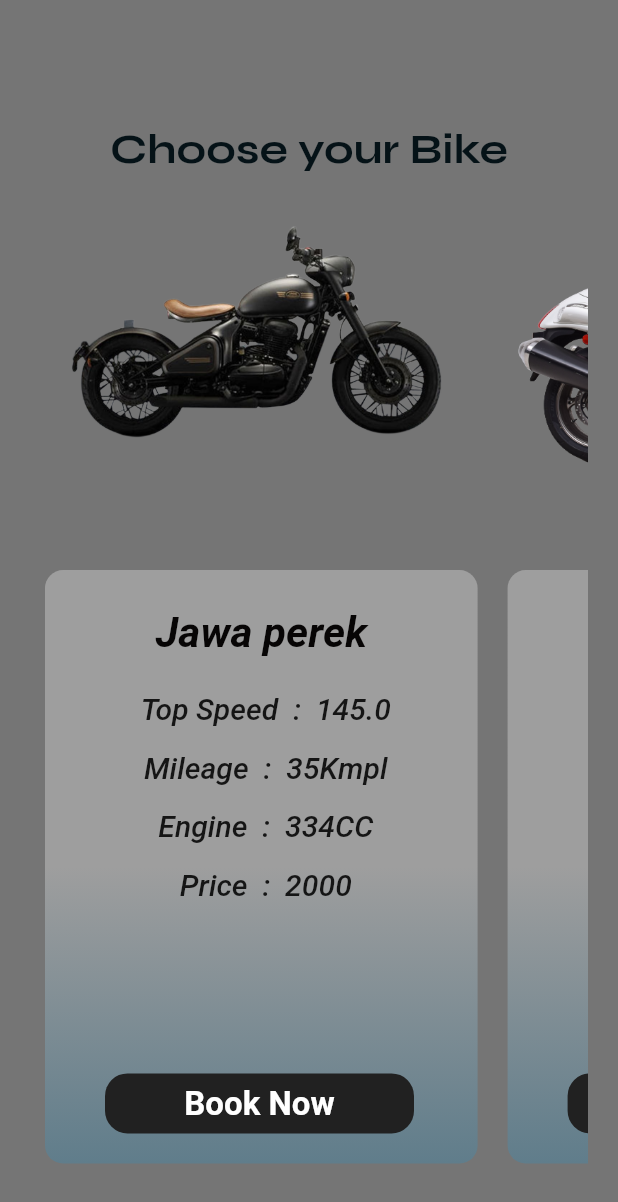
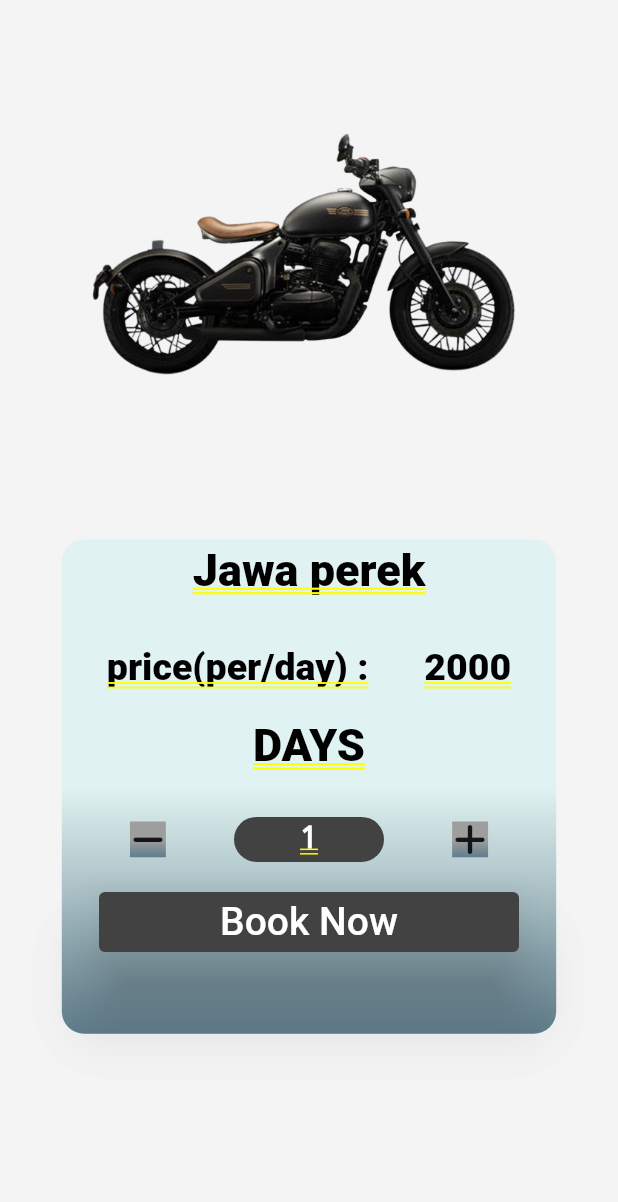
Before and after one commit to azutsavv/rideonn, a Flutter app: the homepage screen opened by its route, after a tap on "Book Now", on a phone screen of 412 x 824 dp. Shown: the top 1202 px of the screen. Run offline on Flutter 3.47's test engine with Material 2 defaults, Android fonts, the phone set to English and light mode, and no system bars; our stand-ins replace font_awesome_flutter, google_fonts; missing offline and left inert: dart:ffi; Roboto replaces fonts that are missing (Acme).

Commit message:
booking_page

```diff
--- a/lib/bikelist.dart
+++ b/lib/bikelist.dart
@@ -14,7 +14,7 @@
         name: 'Hayabusa ',
         engine: '1340CC',
         mileage: '11Kmpl',
-        rental: '2000',
+        rental: '8000',
         topSpeed: 299.0,
         image: 'assets/busa.png'),
 
--- a/lib/bikewidget.dart
+++ b/lib/bikewidget.dart
@@ -3,6 +3,7 @@
 import 'package:flutter/src/widgets/container.dart';
 import 'package:flutter/src/widgets/framework.dart';
 import 'package:rideonn/bikelist.dart';
+import 'package:rideonn/bookingpage.dart';
 import 'package:rideonn/classbike.dart';
 
 class bikecard extends StatelessWidget {
@@ -176,9 +177,12 @@
                   color: Colors.grey[900]
 
                 ),
-                child: TextButton(
-                  onPressed: () => Navigator.pushNamed(context, 'dfsgdf'),
-                  child:  Text('Book Now',
+                child: Container(
+                   padding: EdgeInsets.all(8),
+                   margin: EdgeInsets.only(left: 40),
+                  child: InkWell(
+                    onTap: () => Navigator.push(context, CupertinoPageRoute(builder: (context) =>booking(bike: bike, index: index),)),
+                    child: Text('Book Now',
                       style: TextStyle(
                         color: Colors.white,
                         fontWeight: FontWeight.bold,
@@ -188,7 +192,7 @@
 
 
                       ),
-
+                  ),
                 ),
               ),
             ),
--- /dev/null
+++ b/lib/bookingpage.dart
@@ -0,0 +1,176 @@
+import 'dart:ffi';
+
+import 'package:flutter/cupertino.dart';
+import 'package:flutter/material.dart';
+import 'package:flutter/src/widgets/container.dart';
+import 'package:flutter/src/widgets/framework.dart';
+import 'package:font_awesome_flutter/font_awesome_flutter.dart';
+import 'package:google_fonts/google_fonts.dart';
+import 'package:rideonn/bikelist.dart';
+import 'package:rideonn/bookingpage.dart';
+import 'package:rideonn/classbike.dart';
+
+class booking extends StatefulWidget {
+  final Bike bike;
+  final int index;
+  booking({Key? key, required this.bike, required this.index})
+      : super(key: key);
+
+  @override
+  State<booking> createState() => _bookingState();
+}
+
+class _bookingState extends State<booking> {
+  var days = 1;
+
+  @override
+  Widget build(BuildContext context) {
+    return Container(
+      decoration: BoxDecoration(color: Colors.white54),
+      child: Column(
+        children: [
+          Container(
+            height: MediaQuery.of(context).size.height * 0.4,
+            width: MediaQuery.of(context).size.width * 0.8,
+            child: Image.asset(widget.bike.image),
+          ),
+          SizedBox(
+            height: 30,
+          ),
+          Container(
+            decoration: BoxDecoration(
+              borderRadius: BorderRadius.circular(15),
+              gradient: LinearGradient(
+                  colors: [Colors.blueGrey, Colors.teal.shade50],
+                  begin: FractionalOffset.bottomCenter,
+                  end: FractionalOffset.center),
+            ),
+            height: MediaQuery.of(context).size.height * 0.4,
+            width: MediaQuery.of(context).size.width * 0.8,
+            child: Column(
+              children: [
+                Container(
+                  padding: EdgeInsets.all(3),
+                  child: Text(widget.bike.name,
+                      style:
+                          GoogleFonts.acme(fontSize: 30, color: Colors.black)),
+                ),
+                SizedBox(
+                  height: 30,
+                ),
+                Padding(
+                  padding: const EdgeInsets.only(left: 30, right: 30),
+                  child: Row(
+                    mainAxisAlignment: MainAxisAlignment.spaceBetween,
+                    children: [
+                      Text('price(per/day) :',
+                          style: GoogleFonts.acme(
+                              fontSize: 25, color: Colors.black)),
+                      Text(widget.bike.rental,
+                          style: GoogleFonts.acme(
+                              fontSize: 25, color: Colors.black))
+                    ],
+                  ),
+                ),
+                SizedBox(
+                  height: 20,
+                ),
+                Container(
+                  child: Text('DAYS',
+                      style:
+                          GoogleFonts.acme(fontSize: 30, color: Colors.black)),
+                ),
+                SizedBox(
+                  height: 30,
+                ),
+                Row(
+                  mainAxisAlignment: MainAxisAlignment.spaceEvenly,
+                  children: [
+                    Material(
+                      child: Container(
+                        decoration: BoxDecoration(
+                          gradient: LinearGradient(
+                              colors: [Colors.blueGrey, Colors.grey],
+                              begin: FractionalOffset.bottomCenter,
+                              end: FractionalOffset.center),
+                        ),
+                        child: IconButton(
+                          onPressed: () {
+                            if (days > 1) {
+                              setState(() {
+                                days--;
+                              });
+                            }
+                          },
+                          padding: EdgeInsets.zero,
+                          constraints: BoxConstraints(),
+                          icon: Icon(FontAwesomeIcons.minus),
+                        ),
+                      ),
+                    ),
+                    Container(
+                        height: 30,
+                        width: 100,
+                        padding: EdgeInsets.all(2),
+                        decoration: BoxDecoration(
+                          borderRadius: BorderRadius.circular(15),
+                          color: Colors.grey.shade800,
+                        ),
+                        child: Text(
+                          days.toString(),
+                          style: TextStyle(
+                            color: Colors.white,
+                            fontSize: 20,
+                          ),
+                          textAlign: TextAlign.center,
+                        )),
+                    Material(
+                      child: Container(
+                        decoration: BoxDecoration(
+                          gradient: LinearGradient(
+                              colors: [Colors.blueGrey, Colors.grey],
+                              begin: FractionalOffset.bottomCenter,
+                              end: FractionalOffset.center),
+                        ),
+                        child: IconButton(
+                          onPressed: () {
+                            if (days < 5) {
+                              setState(() {
+                                days++;
+                              });
+                            }
+                          },
+                          padding: EdgeInsets.zero,
+                          constraints: BoxConstraints(),
+                          icon: Icon(
+                            FontAwesomeIcons.plus,
+                          ),
+                        ),
+                      ),
+                    ),
+                  ],
+                ),
+                SizedBox(
+                  height: 20,
+                ),
+                SizedBox(
+                  height: 40,
+                  width: 280,
+                  child: ElevatedButton(
+                      onPressed: () {
+                        Navigator.pushNamed(context, 'final');
+                      },
+                      style: ButtonStyle(
+                          elevation: MaterialStateProperty.all(20),
+                          backgroundColor:
+                              MaterialStateProperty.all(Colors.grey.shade800)),
+                      child: Text('Book Now', style: TextStyle(fontSize: 26))),
+                )
+              ],
+            ),
+          )
+        ],
+      ),
+    );
+  }
+}
--- a/pubspec.yaml
+++ b/pubspec.yaml
@@ -41,6 +41,7 @@
   google_fonts: ^3.0.1
   firebase_auth: ^4.1.0
   firebase_core: ^2.1.1
+  font_awesome_flutter: ^10.2.1
 
 dev_dependencies:
   flutter_test:
```
Also changed, not shown: lib/finalpage.dart (added, +41 -0 lines), lib/main.dart (+6 -1 lines), lib/signup.dart (+17 -12 lines), pubspec.lock. Lines whose indentation alone changed are shown as unchanged.
